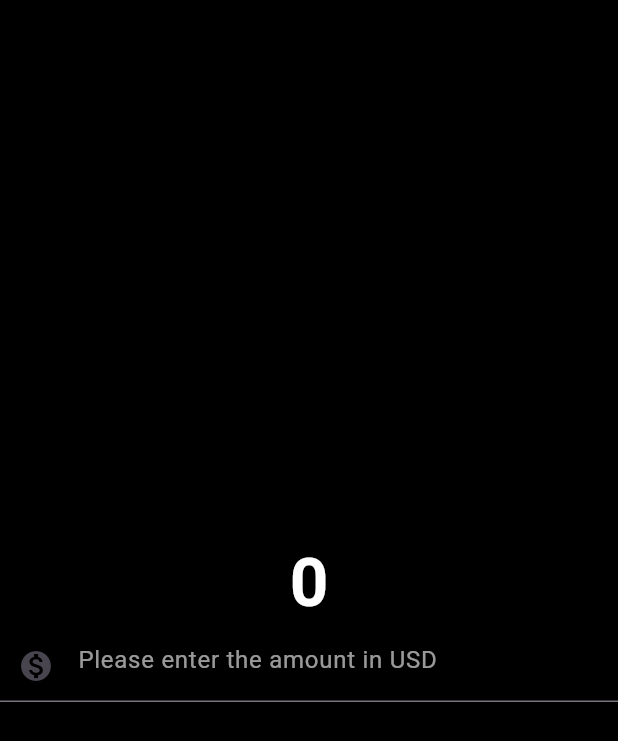
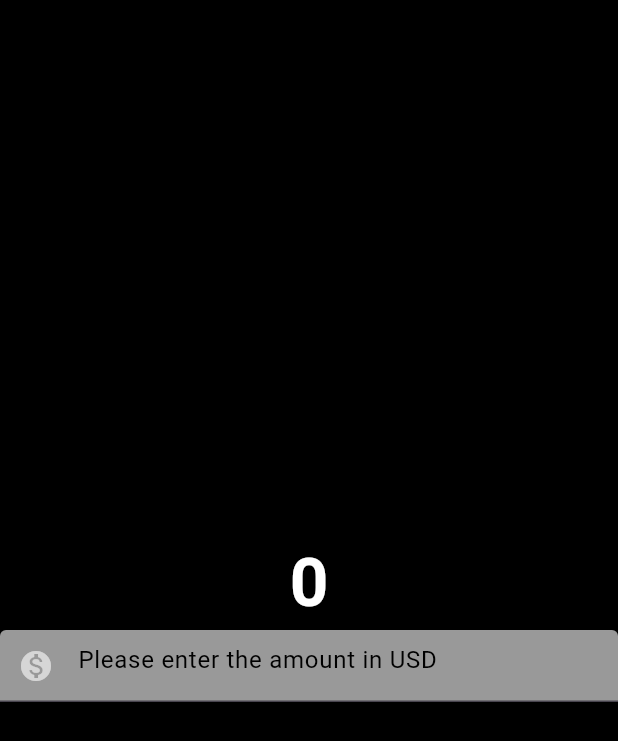
Before and after one commit to Taoheedoh/currency_converter, a Flutter app: the screen it shows after launch, on a phone screen of 412 x 824 dp. Shown: the top 741 px of the screen. Run offline on Flutter 3.47's test engine with Material 3 defaults, Android fonts, the phone set to English and light mode, and no system bars.

Commit message:
add filled color and border

```diff
--- a/lib/currency_convert_material_page.dart
+++ b/lib/currency_convert_material_page.dart
@@ -23,9 +23,18 @@ class CurrencyConverterMaterialPage extends StatelessWidget {
               decoration: InputDecoration(
                 hintText: 'Please enter the amount in USD',
                 hintStyle: TextStyle(
-                  color: Colors.white60,
+                  color: Colors.black,
                 ),
                 prefixIcon: Icon(Icons.monetization_on),
+                prefixIconColor: Colors.white60,
+                filled: true,
+                fillColor: Colors.white60,
+                focusedBorder: OutlineInputBorder(
+                  borderSide: BorderSide(
+                    width: 2.0,
+                    style: BorderStyle.solid,
+                  ),
+                ),
               ),
             ),
           ],
```
